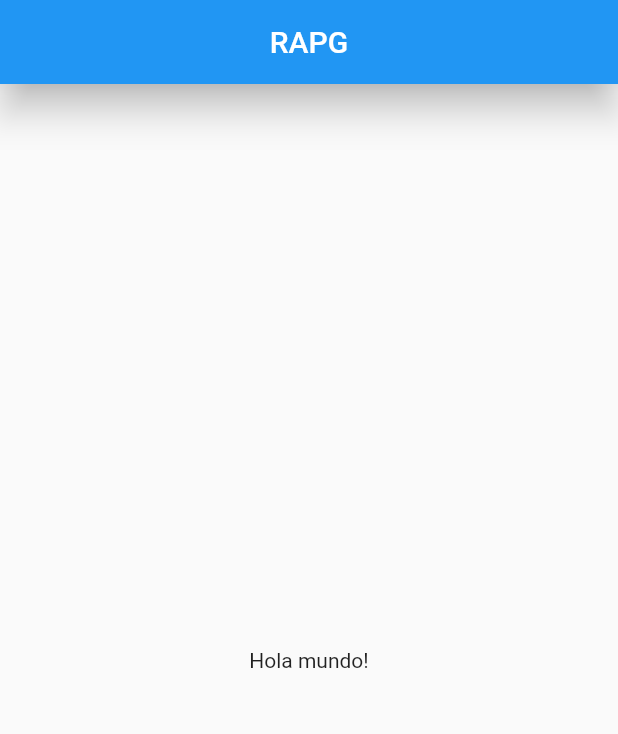
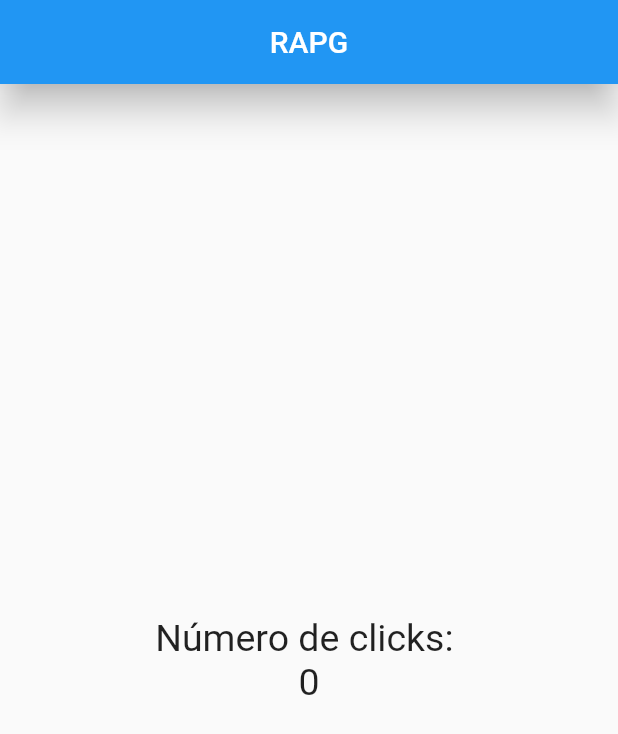
Before and after one commit to RafaelAnderson/Flutter, a Flutter app: the screen it shows after launch, on a phone screen of 412 x 824 dp. Shown: the top 734 px of the screen. Run offline on Flutter 3.47's test engine with Material 2 defaults, Android fonts, the phone set to English and light mode, and no system bars.

Commit message:
Columnas y estilos

```diff
--- a/lib/src/pages/home_page.dart
+++ b/lib/src/pages/home_page.dart
@@ -1,6 +1,8 @@
 import 'package:flutter/material.dart';
 
 class HomePage extends StatelessWidget{
+
+  final estiloTexto = new TextStyle(fontSize: 25.0);
 
   @override
   Widget build(BuildContext context) {
@@ -12,7 +14,13 @@ class HomePage extends StatelessWidget{
         elevation: 10.0,
       ),
       body: Center(
-        child: Text('Hola mundo!'),
+        child: Column(
+          mainAxisAlignment: MainAxisAlignment.center,
+          children: <Widget>[
+            Text('Número de clicks: ', style: estiloTexto),
+            Text('0', style: estiloTexto /*TextStyle(fontSize: 25.0),*/),
+          ],
+        ),
       ),
     );
   }
```
